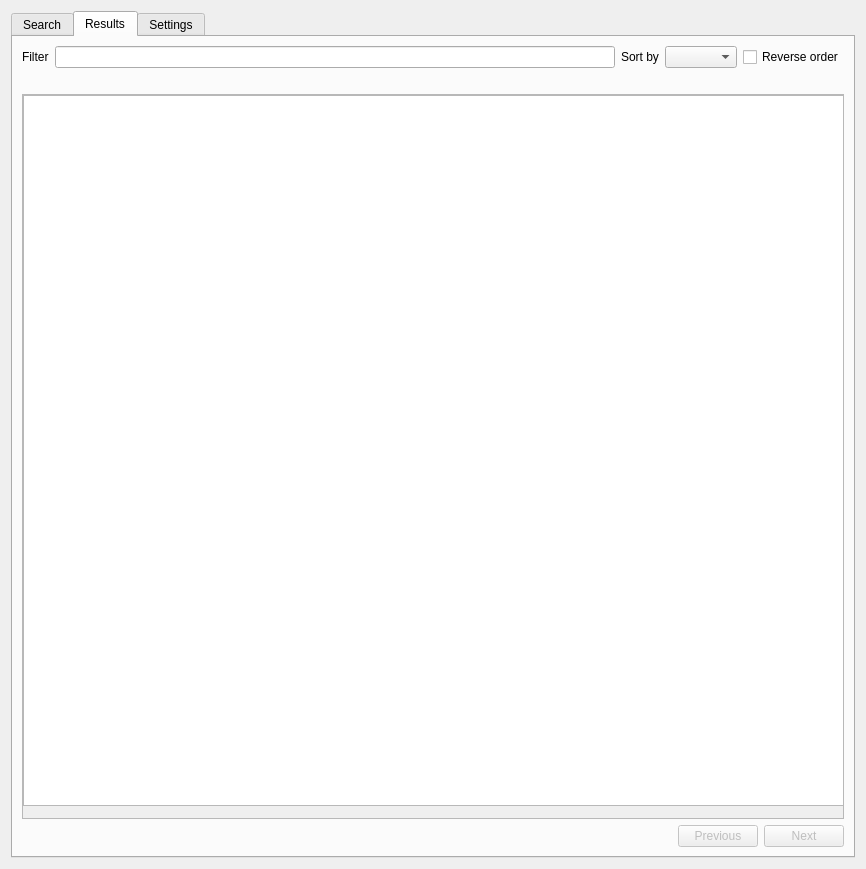
Above: src/qgis_stac/ui/qgis_stac_widget.ui from stac-utils/qgis-stac-plugin before the change. Below: the same form after it.
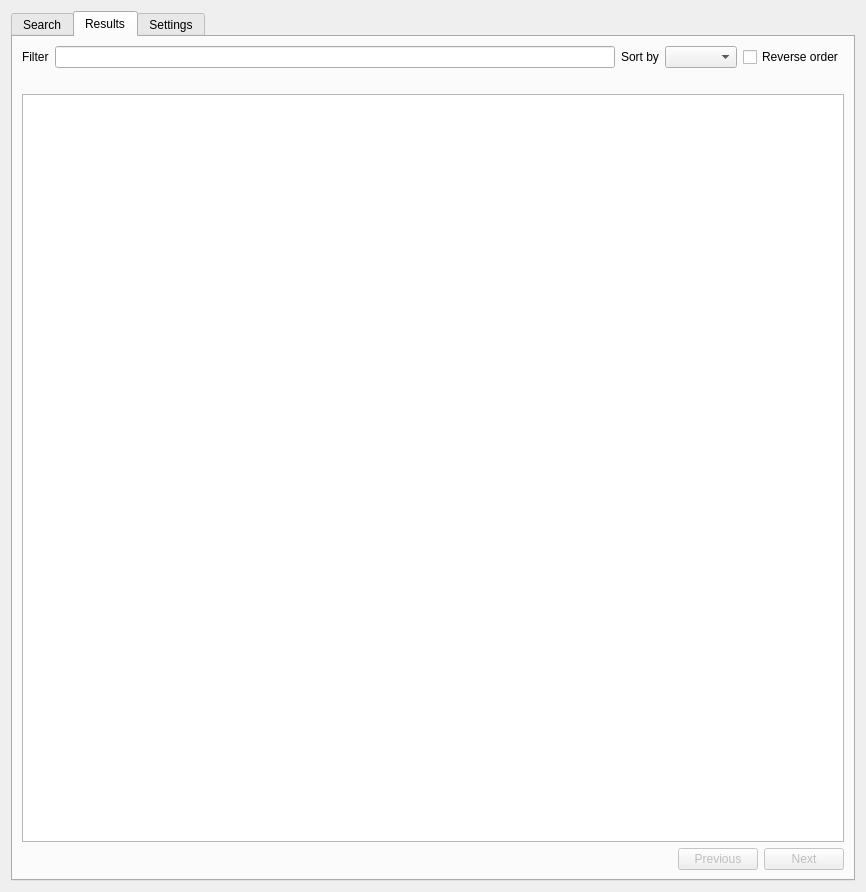
That is the form after the change. The open tabs and pages were chosen to show the change. Custom widgets are drawn as their Qt base class.

The edit to the form file:
```diff
--- a/src/qgis_stac/ui/qgis_stac_widget.ui
+++ b/src/qgis_stac/ui/qgis_stac_widget.ui
@@ -7,7 +7,7 @@
     <x>0</x>
     <y>0</y>
     <width>866</width>
-    <height>869</height>
+    <height>892</height>
    </rect>
   </property>
   <property name="font">
@@ -549,28 +549,7 @@
         </widget>
        </item>
        <item>
-        <widget class="QScrollArea" name="scrollArea">
-         <property name="widgetResizable">
-          <bool>true</bool>
-         </property>
-         <widget class="QWidget" name="scrollAreaWidgetContents">
-          <property name="geometry">
-           <rect>
-            <x>0</x>
-            <y>0</y>
-            <width>824</width>
-            <height>709</height>
-           </rect>
-          </property>
           <widget class="QTreeView" name="items_tree">
-           <property name="geometry">
-            <rect>
-             <x>0</x>
-             <y>0</y>
-             <width>821</width>
-             <height>711</height>
-            </rect>
-           </property>
            <property name="editTriggers">
             <set>QAbstractItemView::AllEditTriggers</set>
            </property>
@@ -589,8 +568,6 @@
            <attribute name="headerVisible">
             <bool>false</bool>
            </attribute>
-          </widget>
-         </widget>
         </widget>
        </item>
        <item>
```
Left out of the diff: 13 changed lines with no effect on the pictures. Lines whose indentation alone changed are shown as unchanged.
